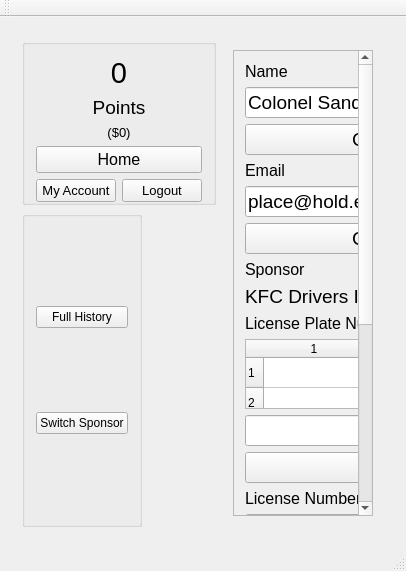
Before: the Qt Designer form Drive/mainwindow.ui in TraceyAlKing/CPSC4910-watt4910-group5, drawn with Qt 5.
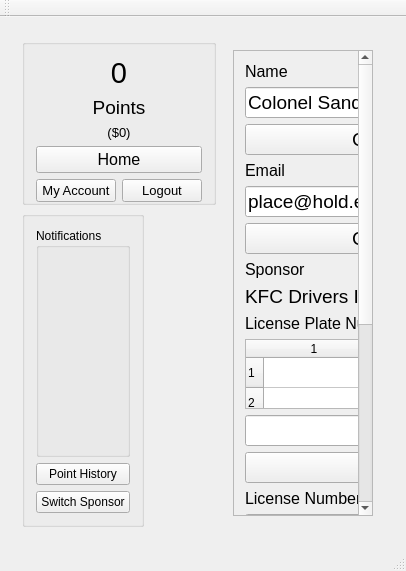
After: the same form once the commit is applied. The open tabs and pages were chosen to show the change.

What changed in the file:
```diff
--- a/Drive/mainwindow.ui
+++ b/Drive/mainwindow.ui
@@ -471,9 +471,16 @@
             </property>
             <layout class="QVBoxLayout" name="verticalLayout_5">
              <item>
-              <widget class="QPushButton" name="pushButton">
+              <widget class="QGroupBox" name="groupBox_4">
+               <property name="title">
+                <string>Notifications</string>
+               </property>
+              </widget>
+             </item>
+             <item>
+              <widget class="QPushButton" name="driver_HistoryButton">
                <property name="text">
-                <string>Full History</string>
+                <string>Point History</string>
                </property>
               </widget>
              </item>
```
Left out of the diff: 4 changed lines with no effect on the pictures.
